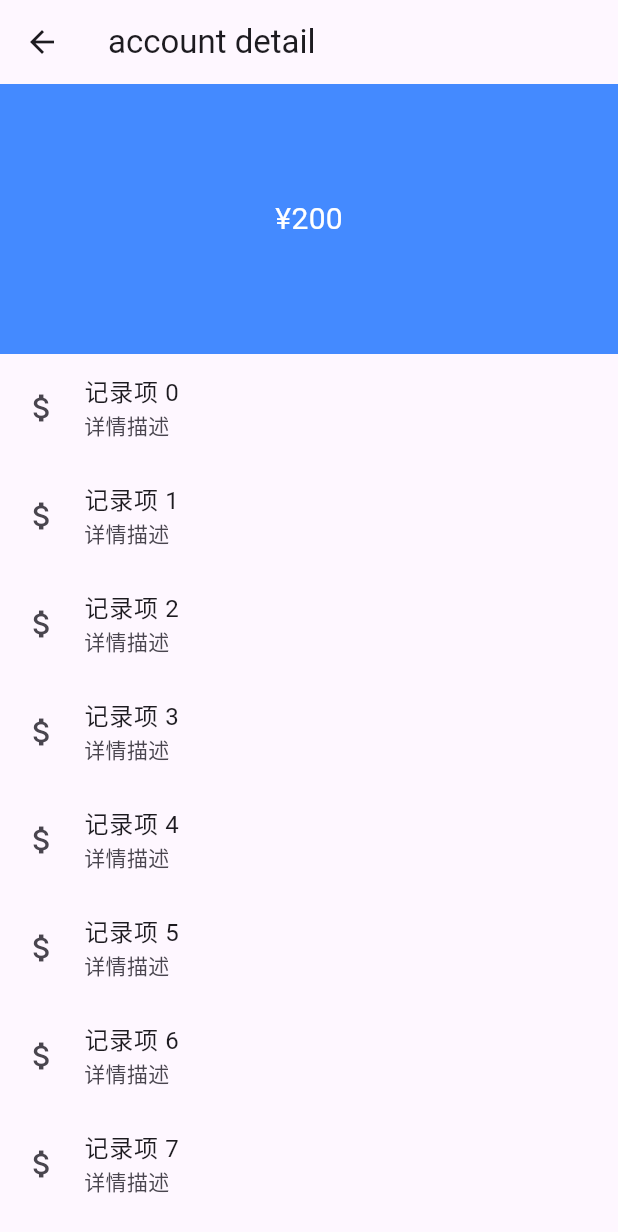
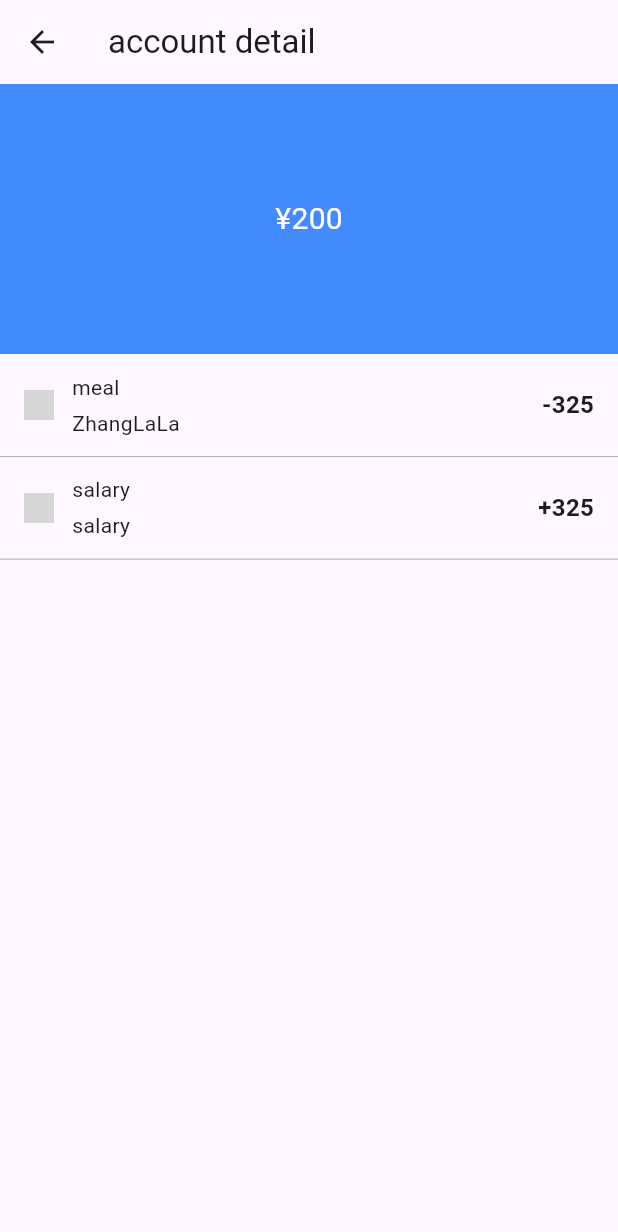
Before and after one commit to zhangrunhao/money_tracker, a Flutter app: the screen it shows after launch, after a tap on an icon or button, on a phone screen of 412 x 824 dp. Shown: the top 1232 px of the screen. Run offline on Flutter 3.47's test engine with Material 3 defaults, Android fonts, the phone set to English and light mode, and no system bars; network calls fail; grey boxes are pictures that could not be loaded.

Commit message:
account detail page

```diff
--- a/assets/data/mock_records.json
+++ b/assets/data/mock_records.json
@@ -1,6 +1,6 @@
 [
   {
-    "id": 1,
+    "id": "1",
     "name": "meal",
     "desc": "ZhangLaLa",
     "icon": "https://encrypted-tbn0.gstatic.com/images?q=tbn:ANd9GcRfcoTwHrfGAUBiFJv5FedKRwdXpd8mkStN-Q&s",
@@ -10,11 +10,11 @@
     "updateTime": 1747009359
   },
   {
-    "id": 2,
-    "name": "meal",
-    "desc": "ZhangLaLa",
+    "id": "2",
+    "name": "salary",
+    "desc": "salary",
     "icon": "https://encrypted-tbn0.gstatic.com/images?q=tbn:ANd9GcRfcoTwHrfGAUBiFJv5FedKRwdXpd8mkStN-Q&s",
-    "sign": "subtract",
+    "sign": "add",
     "money": 325,
     "createTime": 1747009359,
     "updateTime": 1747009359
--- a/lib/models/record.dart
+++ b/lib/models/record.dart
@@ -31,8 +31,12 @@ class RecordModel {
         (element) => element.name == json['sign'],
       ),
       money: json['money'],
-      createTime: json['createTime'],
-      updateTime: json['updateTime'],
+      createTime: DateTime.fromMicrosecondsSinceEpoch(
+        json['createTime'] * 1000,
+      ),
+      updateTime: DateTime.fromMicrosecondsSinceEpoch(
+        json['updateTime'] * 1000,
+      ),
     );
   }
 }
--- a/lib/pages/account_detail_page.dart
+++ b/lib/pages/account_detail_page.dart
@@ -4,8 +4,17 @@ import 'package:flutter/material.dart';
 import 'package:flutter/services.dart';
 import 'package:money_tracker/models/record.dart';
 
-class AccountDetailPage extends StatelessWidget {
+class AccountDetailPage extends StatefulWidget {
   const AccountDetailPage({super.key});
+
+  @override
+  State<StatefulWidget> createState() {
+    return _AccountDetailPageState();
+  }
+}
+
+class _AccountDetailPageState extends State {
+  List<RecordModel> records = [];
 
   Future<List<RecordModel>> loadMockRecords() async {
     final String jsonString = await rootBundle.loadString(
@@ -13,6 +22,16 @@ class AccountDetailPage extends StatelessWidget {
     );
     final List<dynamic> jsonData = json.decode(jsonString);
     return jsonData.map((e) => RecordModel.fromJson(e)).toList();
+  }
+
+  @override
+  void initState() {
+    super.initState();
+    loadMockRecords().then((loaded) {
+      setState(() {
+        records = loaded;
+      });
+    });
   }
 
   @override
@@ -24,13 +43,9 @@ class AccountDetailPage extends StatelessWidget {
           const _AccountOverviewBanner(money: 200),
           Expanded(
             child: ListView.builder(
-              itemCount: 10,
+              itemCount: records.length,
               itemBuilder: (context, index) {
-                return ListTile(
-                  leading: const Icon(Icons.attach_money),
-                  title: Text('记录项 $index'),
-                  subtitle: const Text('详情描述'),
-                );
+                return _RecordModelItem(record: records[index]);
               },
             ),
           ),
@@ -88,6 +103,32 @@ class _RecordModelItem extends StatelessWidget {
 
   @override
   Widget build(BuildContext context) {
-    return Row();
+    return Container(
+      decoration: const BoxDecoration(
+        border: Border(bottom: BorderSide(color: Colors.grey, width: 0.5)),
+      ),
+      padding: const EdgeInsets.symmetric(horizontal: 16, vertical: 12),
+      child: Row(
+        children: [
+          SizedBox(width: 20, height: 20, child: Image.network(record.icon)),
+          const SizedBox(width: 12),
+          Expanded(
+            child: Column(
+              crossAxisAlignment: CrossAxisAlignment.start,
+              children: [
+                Text(record.name),
+                const SizedBox(height: 4),
+                Text(record.desc),
+              ],
+            ),
+          ),
+          const SizedBox(width: 12),
+          Text(
+            '${record.sign == RecordSign.add ? '+' : '-'}${record.money}',
+            style: const TextStyle(fontSize: 16, fontWeight: FontWeight.bold),
+          ),
+        ],
+      ),
+    );
   }
 }
```
